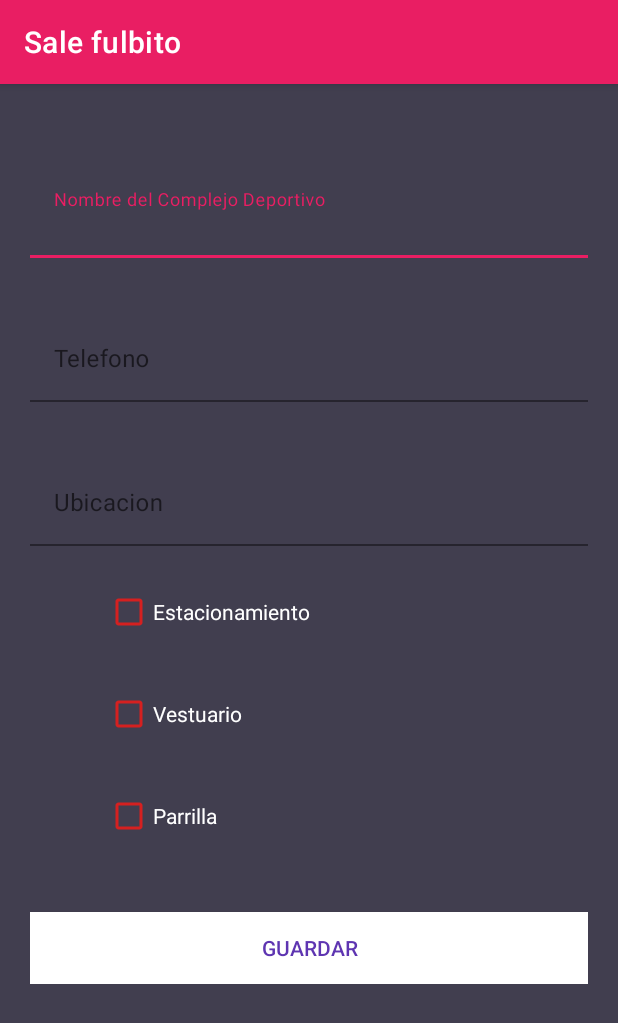
After one commit to nicolas98-a/Tp-Android, an Android app: the RegisterComplexActivity screen opened directly, with no data from a screen before it, on a phone screen of 412 x 824 dp. The commit adds this screen. Shown: the top 1023 px of the screen. Run offline under Robolectric (Android 15) with nearby library versions, the phone set to English and light mode, and no system bars.

Commit message:
Form register complex

```diff
--- a/tpIntegrador/app/build.gradle
+++ b/tpIntegrador/app/build.gradle
@@ -34,9 +34,9 @@ android {
 dependencies {
 
     implementation 'androidx.core:core-ktx:1.7.0'
-    implementation 'androidx.appcompat:appcompat:1.3.1'
+    implementation 'androidx.appcompat:appcompat:1.4.0'
     implementation 'com.google.android.material:material:1.4.0'
-    implementation 'androidx.constraintlayout:constraintlayout:2.1.1'
+    implementation 'androidx.constraintlayout:constraintlayout:2.1.2'
     testImplementation 'junit:junit:4.+'
     androidTestImplementation 'androidx.test.ext:junit:1.1.3'
     androidTestImplementation 'androidx.test.espresso:espresso-core:3.4.0'
--- a/tpIntegrador/app/src/main/AndroidManifest.xml
+++ b/tpIntegrador/app/src/main/AndroidManifest.xml
@@ -3,13 +3,16 @@
     package="com.unaj.loginsqlite">
 
     <application
+        android:name=".helpers.UserRolApplication"
         android:allowBackup="true"
         android:icon="@mipmap/ic_launcher"
-        android:name=".helpers.UserRolApplication"
         android:label="@string/app_name"
         android:roundIcon="@mipmap/ic_launcher_round"
         android:supportsRtl="true"
         android:theme="@style/Theme.LoginSqlite">
+        <activity
+            android:name=".RegisterComplexActivity"
+            android:exported="false" />
         <activity
             android:name=".UsersListActivity"
             android:exported="false" />
--- a/tpIntegrador/app/src/main/java/com/unaj/loginsqlite/LoginActivity.kt
+++ b/tpIntegrador/app/src/main/java/com/unaj/loginsqlite/LoginActivity.kt
@@ -1,10 +1,14 @@
 package com.unaj.loginsqlite
 
+import android.app.AlertDialog
+import android.content.DialogInterface
 import android.content.Intent
 import androidx.appcompat.app.AppCompatActivity
 import android.os.Bundle
 import android.provider.ContactsContract
+import android.text.Html
 import android.view.View
+import androidx.appcompat.widget.AlertDialogLayout
 import androidx.appcompat.widget.AppCompatButton
 import androidx.appcompat.widget.AppCompatTextView
 import androidx.core.widget.NestedScrollView
@@ -37,9 +41,6 @@ class LoginActivity : AppCompatActivity(), View.OnClickListener {
     override fun onCreate(savedInstanceState: Bundle?) {
         super.onCreate(savedInstanceState)
         setContentView(R.layout.activity_login)
-
-        // oculto el action bar
-        supportActionBar!!.hide()
 
         // inicializo las vistas
         initViews()
@@ -113,7 +114,18 @@ class LoginActivity : AppCompatActivity(), View.OnClickListener {
             startHome()
 
         } else {
-            Snackbar.make(nestedScrollView!!, getString(R.string.error_valid_email_password), Snackbar.LENGTH_LONG).show()
+
+            AlertDialog.Builder(activity).apply {
+                setTitle(R.string.save)
+
+                setMessage(R.string.error_valid_email_password)
+                setPositiveButton("Ok") { dialog, _ ->
+                    dialog.dismiss()
+                }
+            }.show()
+
+
+        //Snackbar.make(nestedScrollView!!, getString(R.string.error_valid_email_password), Snackbar.LENGTH_LONG).show()
         }
 
     }
@@ -125,7 +137,7 @@ class LoginActivity : AppCompatActivity(), View.OnClickListener {
 
     private fun startHome(){
         val accountsIntent = Intent(activity, UsersListActivity::class.java)
-        // accountsIntent.putExtra("EMAIL", textInputEditTextEmail!!.text.toString().trim { it <= ' '})
+
         emptyInputEditText()
         startActivity(accountsIntent)
     }
--- a/tpIntegrador/app/src/main/java/com/unaj/loginsqlite/RegisterActivity.kt
+++ b/tpIntegrador/app/src/main/java/com/unaj/loginsqlite/RegisterActivity.kt
@@ -1,8 +1,11 @@
 package com.unaj.loginsqlite
 
+import android.content.DialogInterface
+import android.content.Intent
 import androidx.appcompat.app.AppCompatActivity
 import android.os.Bundle
 import android.view.View
+import androidx.appcompat.app.AlertDialog
 import androidx.appcompat.widget.AppCompatButton
 import androidx.appcompat.widget.AppCompatCheckBox
 import androidx.appcompat.widget.AppCompatTextView
@@ -40,9 +43,6 @@ class RegisterActivity : AppCompatActivity(), View.OnClickListener {
     override fun onCreate(savedInstanceState: Bundle?) {
         super.onCreate(savedInstanceState)
         setContentView(R.layout.activity_register)
-
-        // oculto el action bar
-        supportActionBar!!.hide()
 
         // inicializo las vistas
         initViews()
@@ -128,9 +128,23 @@ class RegisterActivity : AppCompatActivity(), View.OnClickListener {
 
             databaseHelper!!.addUser(user)
 
+            // AlertDialog con mensaje exitoso
+            AlertDialog.Builder(activity).apply {
+                setTitle(R.string.save)
+                setMessage(R.string.success_message)
+                setPositiveButton(R.string.ok, DialogInterface.OnClickListener { dialog, which ->
+                    if (user.rol == 0){
+                        startSaveComplexActivity()
+                    }else {
+                        startLogin()
+                    }
+                })
+            }.show()
+
+
             // SnackBar con mensaje de registro exitoso
-            Snackbar.make(nestedScrollView!!, getString(R.string.success_message), Snackbar.LENGTH_LONG).show()
-            emptyInputEditText()
+           // Snackbar.make(nestedScrollView!!, getString(R.string.success_message), Snackbar.LENGTH_LONG).show()
+           // emptyInputEditText()
         } else {
             // Mensaje de error ya existe el usuario
             Snackbar.make(nestedScrollView!!, getString(R.string.error_email_exists), Snackbar.LENGTH_LONG).show()
@@ -144,4 +158,17 @@ class RegisterActivity : AppCompatActivity(), View.OnClickListener {
         textInputEditTextPassword!!.text = null
         textInputEditTextConfirmPassword!!.text = null
     }
+
+    private fun startSaveComplexActivity(){
+        val saveComplexIntent = Intent(activity, RegisterComplexActivity::class.java)
+        emptyInputEditText()
+        startActivity(saveComplexIntent)
+    }
+
+    private fun startLogin(){
+        val loginIntent = Intent(activity, LoginActivity::class.java)
+
+        emptyInputEditText()
+        startActivity(loginIntent)
+    }
 }
--- /dev/null
+++ b/tpIntegrador/app/src/main/java/com/unaj/loginsqlite/RegisterComplexActivity.kt
@@ -0,0 +1,104 @@
+package com.unaj.loginsqlite
+
+import android.content.DialogInterface
+import androidx.appcompat.app.AppCompatActivity
+import android.os.Bundle
+import android.view.View
+import androidx.appcompat.app.AlertDialog
+import androidx.appcompat.widget.AppCompatButton
+import androidx.appcompat.widget.AppCompatCheckBox
+import androidx.core.widget.NestedScrollView
+import com.google.android.material.textfield.TextInputEditText
+import com.google.android.material.textfield.TextInputLayout
+import com.unaj.loginsqlite.helpers.InputValidation
+
+class RegisterComplexActivity : AppCompatActivity(), View.OnClickListener {
+
+    private val activity = this@RegisterComplexActivity
+
+    private lateinit var nestedScrollView: NestedScrollView
+
+    private lateinit var textInputLayoutComplexName: TextInputLayout
+    private lateinit var textInputLayoutComplexPhone: TextInputLayout
+    private lateinit var textInputLayoutComplexLocation: TextInputLayout
+
+    private lateinit var textInputEditTextComplexName: TextInputEditText
+    private lateinit var textInputEditTextComplexPhone: TextInputEditText
+    private lateinit var textInputEditTextCpmplexLocation: TextInputEditText
+
+    private lateinit var appCompatCheckBoxParking: AppCompatCheckBox
+    private lateinit var appCompatCheckBoxLockerRoom: AppCompatCheckBox
+    private lateinit var appCompatCheckBoxGrill: AppCompatCheckBox
+
+    private lateinit var appCompatButtonSaveComplex: AppCompatButton
+
+    private lateinit var inputValidation: InputValidation
+
+    override fun onCreate(savedInstanceState: Bundle?) {
+        super.onCreate(savedInstanceState)
+        setContentView(R.layout.activity_register_complex)
+
+        // inicializo las vistas
+        initViews()
+
+        // inicializo los listeners
+        initListeners()
+
+        // inicilizo los objetos que voy a usar
+        initObjects()
+    }
+
+    private fun initViews(){
+        nestedScrollView = findViewById(R.id.nestedScrollView)
+
+        textInputLayoutComplexName = findViewById(R.id.textInputLayoutComplexName)
+        textInputLayoutComplexPhone = findViewById(R.id.textInputLayoutComplexPhone)
+        textInputLayoutComplexLocation = findViewById(R.id.textInputLayoutComplexLocation)
+
+        textInputEditTextComplexName = findViewById(R.id.textInputEditTextComplexName)
+        textInputEditTextComplexPhone = findViewById(R.id.textInputEditTextComplexPhone)
+        textInputEditTextCpmplexLocation = findViewById(R.id.textInputEditTextComplexLocation)
+
+        appCompatCheckBoxParking = findViewById(R.id.appCompatCheckBoxParking)
+        appCompatCheckBoxLockerRoom = findViewById(R.id.appCompatCheckBoxLockerRoom)
+        appCompatCheckBoxGrill = findViewById(R.id.appCompatCheckBoxGrill)
+
+        appCompatButtonSaveComplex = findViewById(R.id.appCompatButtonSaveComplex)
+
+
+    }
+
+    private fun initListeners(){
+        appCompatButtonSaveComplex!!.setOnClickListener(this)
+    }
+
+    private fun initObjects(){
+        inputValidation = InputValidation(activity)
+    }
+
+    override fun onClick(v: View?) {
+        when(v?.id){
+            R.id.appCompatButtonSaveComplex -> saveComplex()
+        }
+    }
+
+    private fun saveComplex() {
+        if (!inputValidation!!.isInputEditTextFilled(textInputEditTextComplexName, textInputLayoutComplexName, getString(R.string.error_message_complex_name))) {
+            return
+        }
+        if (!inputValidation!!.isInputEditTextFilled(textInputEditTextComplexPhone, textInputLayoutComplexPhone, getString(R.string.error_message_complex_phone))) {
+            return
+        }
+        if (!inputValidation!!.isInputEditTextFilled(textInputEditTextCpmplexLocation, textInputLayoutComplexLocation, getString(R.string.error_message_complex_location))) {
+            return
+        }
+
+        AlertDialog.Builder(activity).apply {
+            setTitle(R.string.save)
+            setMessage(R.string.success_message_save_complex)
+            setPositiveButton("Ok", DialogInterface.OnClickListener{ dialog, _ ->
+                dialog.dismiss()
+            })
+        }.show()
+    }
+}
--- /dev/null
+++ b/tpIntegrador/app/src/main/res/layout/activity_register_complex.xml
@@ -0,0 +1,121 @@
+<?xml version="1.0" encoding="utf-8"?>
+<androidx.core.widget.NestedScrollView xmlns:android="http://schemas.android.com/apk/res/android"
+    xmlns:app="http://schemas.android.com/apk/res-auto"
+    xmlns:tools="http://schemas.android.com/tools"
+    android:layout_width="match_parent"
+    android:layout_height="match_parent"
+    android:id="@+id/nestedScrollView"
+    android:orientation="vertical"
+    android:background="@color/colorBackground"
+    android:paddingBottom="20dp"
+    android:paddingLeft="20dp"
+    android:paddingRight="20dp"
+    android:paddingTop="20dp"
+    tools:context=".RegisterComplexActivity">
+
+    <LinearLayout
+        android:layout_width="match_parent"
+        android:layout_height="match_parent"
+        android:orientation="vertical">
+
+        <com.google.android.material.textfield.TextInputLayout
+            android:id="@+id/textInputLayoutComplexName"
+            android:layout_width="match_parent"
+            android:layout_height="wrap_content"
+            android:layout_marginTop="40dp">
+
+            <com.google.android.material.textfield.TextInputEditText
+                android:id="@+id/textInputEditTextComplexName"
+                android:layout_width="match_parent"
+                android:layout_height="wrap_content"
+                android:hint="@string/hint_Complex_name"
+                android:textColorHint="@color/colorTextHint"
+                android:inputType="text"
+                android:background="@color/colorBackground"
+                android:maxLines="@integer/material_motion_duration_long_1"
+                android:textColor="@android:color/white">
+            </com.google.android.material.textfield.TextInputEditText>
+        </com.google.android.material.textfield.TextInputLayout>
+
+        <com.google.android.material.textfield.TextInputLayout
+            android:id="@+id/textInputLayoutComplexPhone"
+            android:layout_width="match_parent"
+            android:layout_height="wrap_content"
+            android:layout_marginTop="40dp">
+
+            <com.google.android.material.textfield.TextInputEditText
+                android:id="@+id/textInputEditTextComplexPhone"
+                android:layout_width="match_parent"
+                android:layout_height="wrap_content"
+                android:hint="@string/hint_phone"
+                android:textColorHint="@color/colorTextHint"
+                android:inputType="text"
+                android:background="@color/colorBackground"
+                android:maxLines="@integer/material_motion_duration_long_1"
+                android:textColor="@android:color/white">
+            </com.google.android.material.textfield.TextInputEditText>
+        </com.google.android.material.textfield.TextInputLayout>
+
+        <com.google.android.material.textfield.TextInputLayout
+            android:id="@+id/textInputLayoutComplexLocation"
+            android:layout_width="match_parent"
+            android:layout_height="wrap_content"
+            android:layout_marginTop="40dp">
+
+            <com.google.android.material.textfield.TextInputEditText
+                android:id="@+id/textInputEditTextComplexLocation"
+                android:layout_width="match_parent"
+                android:layout_height="wrap_content"
+                android:hint="@string/hint_location"
+                android:textColorHint="@color/colorTextHint"
+                android:inputType="text"
+                android:background="@color/colorBackground"
+                android:maxLines="@integer/material_motion_duration_long_1"
+                android:textColor="@android:color/white">
+            </com.google.android.material.textfield.TextInputEditText>
+        </com.google.android.material.textfield.TextInputLayout>
+
+        <androidx.appcompat.widget.AppCompatCheckBox
+            android:id="@+id/appCompatCheckBoxParking"
+            android:layout_width="wrap_content"
+            android:layout_height="wrap_content"
+            android:layout_gravity="center_vertical"
+            android:layout_marginLeft="50dp"
+            android:layout_marginTop="20dp"
+            android:text="@string/checkBox_parking"
+            android:textColor="@color/colorText" />
+
+        <androidx.appcompat.widget.AppCompatCheckBox
+            android:id="@+id/appCompatCheckBoxLockerRoom"
+            android:layout_width="wrap_content"
+            android:layout_height="wrap_content"
+            android:layout_gravity="center_vertical"
+            android:layout_marginLeft="50dp"
+            android:layout_marginTop="20dp"
+            android:text="@string/checkBox_locker_room"
+            android:textColor="@color/colorText" />
+
+        <androidx.appcompat.widget.AppCompatCheckBox
+            android:id="@+id/appCompatCheckBoxGrill"
+            android:layout_width="wrap_content"
+            android:layout_height="wrap_content"
+            android:text="@string/checkBox_grill"
+            android:textColor="@color/colorText"
+            android:layout_gravity="center_vertical"
+            android:layout_marginLeft="50dp"
+            android:layout_marginTop="20dp">
+        </androidx.appcompat.widget.AppCompatCheckBox>
+
+        <androidx.appcompat.widget.AppCompatButton
+            android:id="@+id/appCompatButtonSaveComplex"
+            android:layout_width="match_parent"
+            android:layout_gravity="center"
+            android:layout_height="wrap_content"
+            android:layout_marginTop="40dp"
+            android:background="@color/colorTextHint"
+            android:text="@string/save"
+            android:textColor="#5E35B1" />
+    </LinearLayout>
+
+
+</androidx.core.widget.NestedScrollView>
--- a/tpIntegrador/app/src/main/res/values/strings.xml
+++ b/tpIntegrador/app/src/main/res/values/strings.xml
@@ -1,5 +1,5 @@
 <resources>
-    <string name="app_name">LoginSqlite</string>
+    <string name="app_name">Sale fulbito</string>
     <string name="hint_name">Nombre de usuario</string>
     <string name="hint_email">Email</string>
     <string name="hint_password">Contraseña</string>
@@ -19,4 +19,19 @@
 
     <string name="checkBoxAdmin">Eres Administrador?</string>
     <string name="logOut">Cerrar sesion</string>
+
+    <string name="hint_Complex_name">Nombre del Complejo Deportivo</string>
+    <string name="hint_phone">Telefono</string>
+    <string name="hint_location">Ubicacion</string>
+    <string name="checkBox_parking">Estacionamiento</string>
+    <string name="checkBox_locker_room">Vestuario</string>
+    <string name="checkBox_grill">Parrilla</string>
+    <string name="save">Guardar</string>
+
+    <string name="error_message_complex_name">Ingrese el nombre del Complejo</string>
+    <string name="error_message_complex_phone">Ingrese el telefono</string>
+    <string name="error_message_complex_location">Ingrese la ubicacion</string>
+    <string name="success_message_save_complex">Se guardo el complejo correctamente</string>
+    <string name="ok">Ok</string>
+
 </resources>
--- a/tpIntegrador/app/src/main/res/values/themes.xml
+++ b/tpIntegrador/app/src/main/res/values/themes.xml
@@ -2,17 +2,17 @@
     <!-- Base application theme. -->
     <style name="Theme.LoginSqlite" parent="Theme.MaterialComponents.DayNight.DarkActionBar">
         <!-- Primary brand color. -->
-        <item name="colorPrimary">#FFFFFF</item>
+        <item name="colorPrimary">#E91E63</item>
         <item name="colorPrimaryDark">@color/colorPrimaryDark</item>
-        <item name="colorOnPrimary">@color/white</item>
+        <item name="colorOnPrimary">#FFEE58</item>
         <item name="colorAccent">@color/colorAccent</item>
-        <item name="android:textColor">@color/colorText</item>
-        <item name="android:textColorHint">@color/colorText</item>
-        <item name="colorControlNormal">@color/colorText</item>
-        <item name="colorControlActivated">@color/colorText</item>
+        <item name="android:textColor">@color/teal_700</item>
+        <item name="android:textColorHint">@color/purple_500</item>
+        <item name="colorControlNormal">#D52020</item>
+        <item name="colorControlActivated">#FF7043</item>
 
         <!-- Secondary brand color. -->
-        <item name="colorSecondary">#EEF1F1</item>
+        <item name="colorSecondary">#673AB7</item>
         <item name="colorSecondaryVariant">@color/teal_700</item>
         <item name="colorOnSecondary">@color/black</item>
         <!-- Status bar color. -->
```
